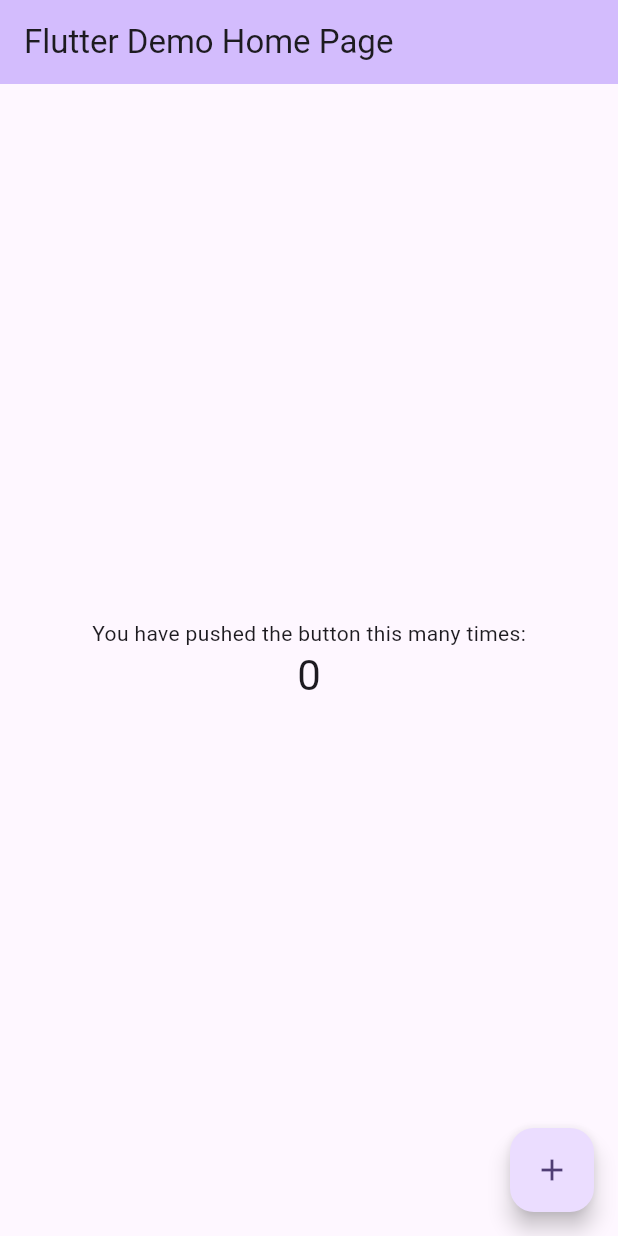
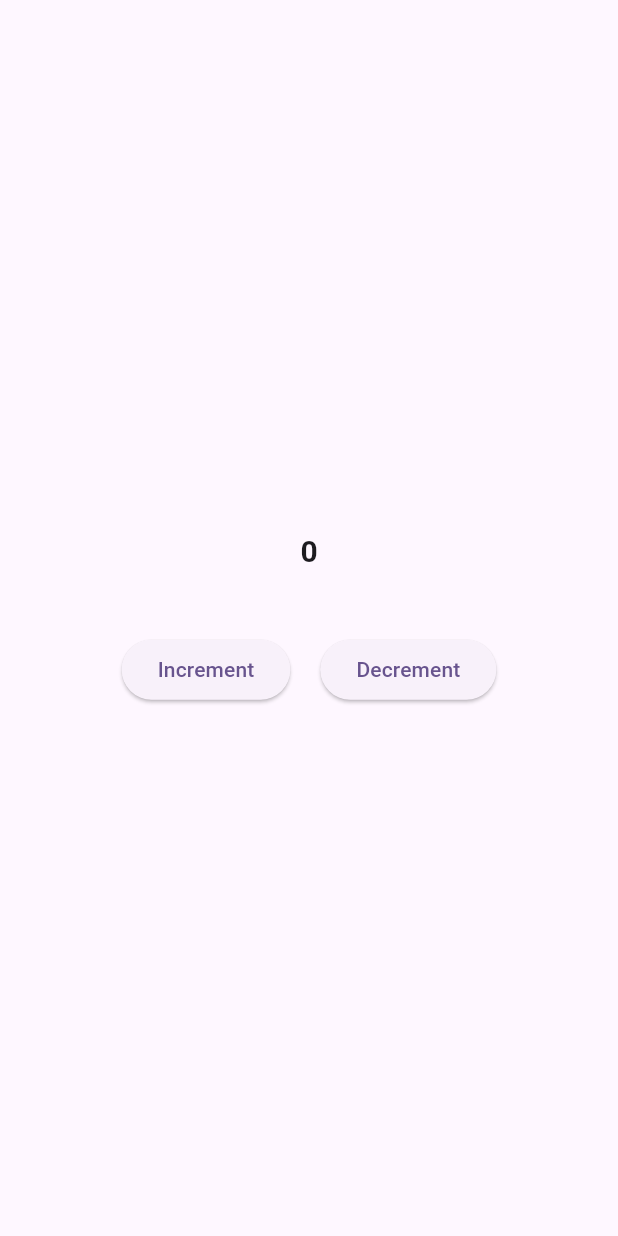
Before and after one commit to sagarthecoder/Bloc-State-Management, a Flutter app: the screen it shows after launch, on a phone screen of 412 x 824 dp. Run offline on Flutter 3.47's test engine with Material 3 defaults, Android fonts, the phone set to English and light mode, and no system bars; our stand-ins replace bloc, equatable, flutter_bloc.

Commit message:
Basic Bloc pattern implemented

```diff
--- /dev/null
+++ b/lib/bloc/counter/counter_bloc.dart
@@ -0,0 +1,19 @@
+import 'package:bloc/bloc.dart';
+import 'package:bloc_state_management/bloc/counter/counter_event.dart';
+
+import 'counter_state.dart';
+
+class CounterBloc extends Bloc<CounterEvent, CounterState> {
+  CounterBloc() : super(const CounterState()) {
+    on<IncrementCounter>(_increment);
+    on<DecrementCounter>(_decrement);
+  }
+
+  void _increment(IncrementCounter event, Emitter<CounterState> emit) {
+    emit(state.copyWith(counter: state.counter + 1));
+  }
+
+  void _decrement(DecrementCounter event, Emitter<CounterState> emit) {
+    emit(state.copyWith(counter: state.counter - 1));
+  }
+}
--- /dev/null
+++ b/lib/bloc/counter/counter_event.dart
@@ -0,0 +1,12 @@
+import 'package:equatable/equatable.dart';
+
+abstract class CounterEvent extends Equatable {
+  const CounterEvent();
+  @override
+  // TODO: implement props
+  List<Object?> get props => [];
+}
+
+class IncrementCounter extends CounterEvent {}
+
+class DecrementCounter extends CounterEvent {}
--- /dev/null
+++ b/lib/bloc/counter/counter_state.dart
@@ -0,0 +1,13 @@
+import 'package:equatable/equatable.dart';
+
+class CounterState extends Equatable {
+  final int counter;
+  const CounterState({this.counter = 0});
+
+  CounterState copyWith({int? counter}) {
+    return CounterState(counter: counter ?? this.counter);
+  }
+
+  @override
+  List<Object?> get props => [counter];
+}
--- a/lib/main.dart
+++ b/lib/main.dart
@@ -1,4 +1,7 @@
+import 'package:bloc_state_management/bloc/counter/counter_bloc.dart';
+import 'package:bloc_state_management/ui/CounterScreen.dart';
 import 'package:flutter/material.dart';
+import 'package:flutter_bloc/flutter_bloc.dart';
 
 void main() {
   runApp(const MyApp());
@@ -10,116 +13,16 @@ class MyApp extends StatelessWidget {
   // This widget is the root of your application.
   @override
   Widget build(BuildContext context) {
-    return MaterialApp(
-      title: 'Flutter Demo',
-      theme: ThemeData(
-        // This is the theme of your application.
-        //
-        // TRY THIS: Try running your application with "flutter run". You'll see
-        // the application has a purple toolbar. Then, without quitting the app,
-        // try changing the seedColor in the colorScheme below to Colors.green
-        // and then invoke "hot reload" (save your changes or press the "hot
-        // reload" button in a Flutter-supported IDE, or press "r" if you used
-        // the command line to start the app).
-        //
-        // Notice that the counter didn't reset back to zero; the application
-        // state is not lost during the reload. To reset the state, use hot
-        // restart instead.
-        //
-        // This works for code too, not just values: Most code changes can be
-        // tested with just a hot reload.
-        colorScheme: ColorScheme.fromSeed(seedColor: Colors.deepPurple),
-        useMaterial3: true,
+    return BlocProvider(
+      create: (_) => CounterBloc(),
+      child: MaterialApp(
+        title: 'Flutter Demo',
+        theme: ThemeData(
+          colorScheme: ColorScheme.fromSeed(seedColor: Colors.deepPurple),
+          useMaterial3: true,
+        ),
+        home: const CounterScreen(),
       ),
-      home: const MyHomePage(title: 'Flutter Demo Home Page'),
     );
   }
 }
-
-class MyHomePage extends StatefulWidget {
-  const MyHomePage({super.key, required this.title});
-
-  // This widget is the home page of your application. It is stateful, meaning
-  // that it has a State object (defined below) that contains fields that affect
-  // how it looks.
-
-  // This class is the configuration for the state. It holds the values (in this
-  // case the title) provided by the parent (in this case the App widget) and
-  // used by the build method of the State. Fields in a Widget subclass are
-  // always marked "final".
-
-  final String title;
-
-  @override
-  State<MyHomePage> createState() => _MyHomePageState();
-}
-
-class _MyHomePageState extends State<MyHomePage> {
-  int _counter = 0;
-
-  void _incrementCounter() {
-    setState(() {
-      // This call to setState tells the Flutter framework that something has
-      // changed in this State, which causes it to rerun the build method below
-      // so that the display can reflect the updated values. If we changed
-      // _counter without calling setState(), then the build method would not be
-      // called again, and so nothing would appear to happen.
-      _counter++;
-    });
-  }
-
-  @override
-  Widget build(BuildContext context) {
-    // This method is rerun every time setState is called, for instance as done
-    // by the _incrementCounter method above.
-    //
-    // The Flutter framework has been optimized to make rerunning build methods
-    // fast, so that you can just rebuild anything that needs updating rather
-    // than having to individually change instances of widgets.
-    return Scaffold(
-      appBar: AppBar(
-        // TRY THIS: Try changing the color here to a specific color (to
-        // Colors.amber, perhaps?) and trigger a hot reload to see the AppBar
-        // change color while the other colors stay the same.
-        backgroundColor: Theme.of(context).colorScheme.inversePrimary,
-        // Here we take the value from the MyHomePage object that was created by
-        // the App.build method, and use it to set our appbar title.
-        title: Text(widget.title),
-      ),
-      body: Center(
-        // Center is a layout widget. It takes a single child and positions it
-        // in the middle of the parent.
-        child: Column(
-          // Column is also a layout widget. It takes a list of children and
-          // arranges them vertically. By default, it sizes itself to fit its
-          // children horizontally, and tries to be as tall as its parent.
-          //
-          // Column has various properties to control how it sizes itself and
-          // how it positions its children. Here we use mainAxisAlignment to
-          // center the children vertically; the main axis here is the vertical
-          // axis because Columns are vertical (the cross axis would be
-          // horizontal).
-          //
-          // TRY THIS: Invoke "debug painting" (choose the "Toggle Debug Paint"
-          // action in the IDE, or press "p" in the console), to see the
-          // wireframe for each widget.
-          mainAxisAlignment: MainAxisAlignment.center,
-          children: <Widget>[
-            const Text(
-              'You have pushed the button this many times:',
-            ),
-            Text(
-              '$_counter',
-              style: Theme.of(context).textTheme.headlineMedium,
-            ),
-          ],
-        ),
-      ),
-      floatingActionButton: FloatingActionButton(
-        onPressed: _incrementCounter,
-        tooltip: 'Increment',
-        child: const Icon(Icons.add),
-      ), // This trailing comma makes auto-formatting nicer for build methods.
-    );
-  }
-}
--- /dev/null
+++ b/lib/ui/CounterScreen.dart
@@ -0,0 +1,61 @@
+import 'package:bloc_state_management/bloc/counter/counter_bloc.dart';
+import 'package:bloc_state_management/bloc/counter/counter_event.dart';
+import 'package:bloc_state_management/bloc/counter/counter_state.dart';
+import 'package:flutter/cupertino.dart';
+import 'package:flutter/material.dart';
+import 'package:flutter_bloc/flutter_bloc.dart';
+
+class CounterScreen extends StatefulWidget {
+  const CounterScreen({super.key});
+
+  @override
+  State<CounterScreen> createState() => _CounterScreenState();
+}
+
+class _CounterScreenState extends State<CounterScreen> {
+  @override
+  Widget build(BuildContext context) {
+    return Scaffold(
+      body: Container(
+        margin: const EdgeInsets.all(40),
+        child: Column(
+          mainAxisAlignment: MainAxisAlignment.center,
+          crossAxisAlignment: CrossAxisAlignment.center,
+          children: [
+            BlocBuilder<CounterBloc, CounterState>(builder: (context, state) {
+              return Center(
+                child: Text(
+                  state.counter.toString(),
+                  style: const TextStyle(
+                      fontSize: 20, fontWeight: FontWeight.bold),
+                ),
+              );
+            }),
+            const SizedBox(
+              height: 40,
+            ),
+            Row(
+              mainAxisAlignment: MainAxisAlignment.center,
+              crossAxisAlignment: CrossAxisAlignment.center,
+              children: [
+                ElevatedButton(
+                    onPressed: () {
+                      context.read<CounterBloc>().add(IncrementCounter());
+                    },
+                    child: const Text('Increment')),
+                const SizedBox(
+                  width: 20,
+                ),
+                ElevatedButton(
+                    onPressed: () {
+                      context.read<CounterBloc>().add(DecrementCounter());
+                    },
+                    child: const Text('Decrement')),
+              ],
+            )
+          ],
+        ),
+      ),
+    );
+  }
+}
```
